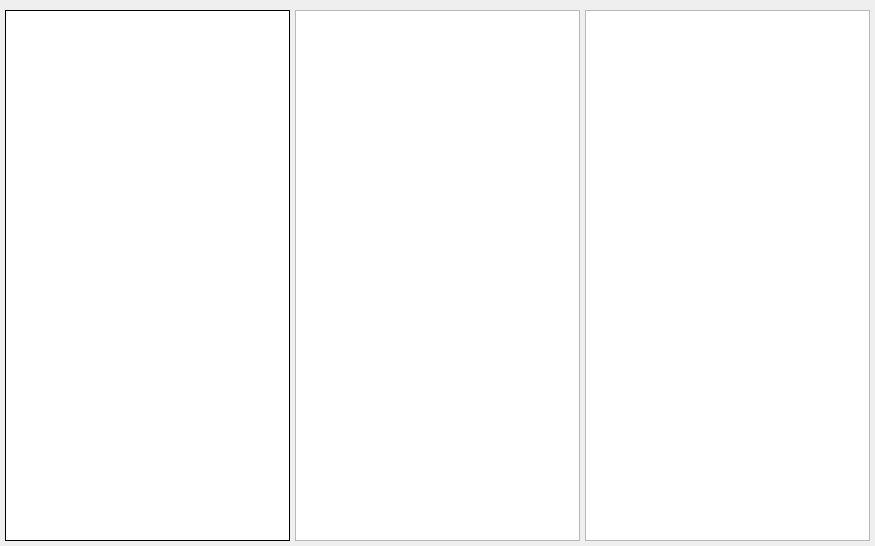
This is journalwidget.ui in vlarry/configurator as Qt 5 draws it before an edit. The edited form follows.
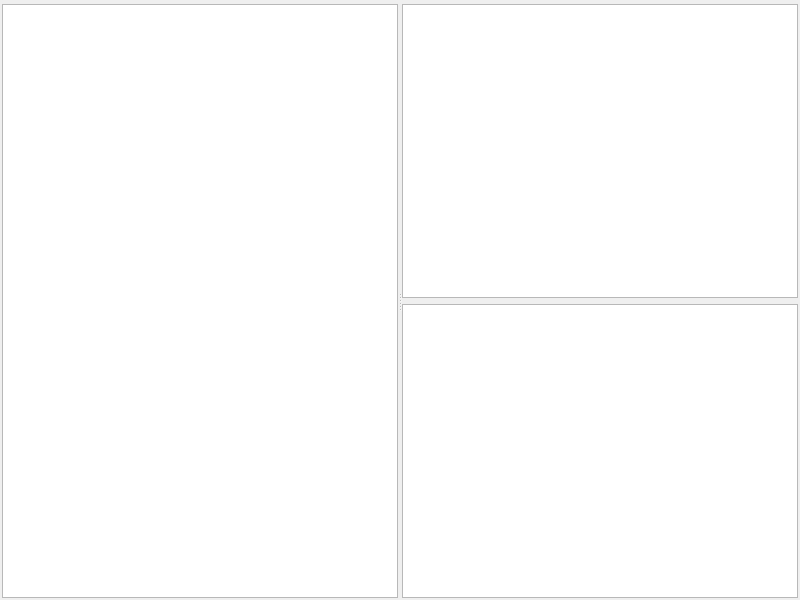
This is the edited form. Custom widgets are drawn as their Qt base class.

Commit message: Реализация чтения журнала уставок; Переработка виджета журналов (установлен splitter для удобного управления свойствами журнала - там где они есть); Редактирование файлов истории версий.

What changed in the file:
```diff
--- a/journalwidget.ui
+++ b/journalwidget.ui
@@ -6,68 +6,68 @@
    <rect>
     <x>0</x>
     <y>0</y>
-    <width>875</width>
-    <height>546</height>
+    <width>800</width>
+    <height>600</height>
    </rect>
   </property>
-  <property name="font">
-   <font>
-    <pointsize>9</pointsize>
-   </font>
+  <property name="sizePolicy">
+   <sizepolicy hsizetype="Expanding" vsizetype="Expanding">
+    <horstretch>0</horstretch>
+    <verstretch>0</verstretch>
+   </sizepolicy>
+  </property>
+  <property name="minimumSize">
+   <size>
+    <width>0</width>
+    <height>0</height>
+   </size>
   </property>
   <property name="windowTitle">
-   <string>Form</string>
+   <string>CJournalWidget</string>
   </property>
-  <layout class="QVBoxLayout" name="verticalLayout">
+  <layout class="QVBoxLayout" name="verticalLayout_2">
    <property name="spacing">
-    <number>5</number>
+    <number>2</number>
    </property>
    <property name="leftMargin">
-    <number>5</number>
+    <number>2</number>
    </property>
    <property name="topMargin">
-    <number>5</number>
+    <number>2</number>
    </property>
    <property name="rightMargin">
-    <number>5</number>
+    <number>2</number>
    </property>
    <property name="bottomMargin">
-    <number>5</number>
+    <number>2</number>
    </property>
    <item>
-    <widget class="CHeaderJournal" name="widgetJournalHeader" native="true"/>
+    <widget class="CHeaderJournal" name="widgetJournalHeader" native="true">
+     <property name="sizePolicy">
+      <sizepolicy hsizetype="Expanding" vsizetype="Fixed">
+       <horstretch>0</horstretch>
+       <verstretch>0</verstretch>
+      </sizepolicy>
+     </property>
+    </widget>
    </item>
    <item>
-    <layout class="QHBoxLayout" name="horizontalLayout">
-     <item>
-      <widget class="CJournalTable" name="tableWidgetJournal">
-       <property name="minimumSize">
-        <size>
-         <width>0</width>
-         <height>0</height>
-        </size>
-       </property>
-       <property name="maximumSize">
-        <size>
-         <width>16777215</width>
-         <height>16777215</height>
-        </size>
-       </property>
-       <property name="frameShape">
-        <enum>QFrame::Box</enum>
-       </property>
-       <property name="frameShadow">
-        <enum>QFrame::Plain</enum>
-       </property>
-      </widget>
-     </item>
-     <item>
-      <widget class="QTableWidget" name="tableWidgetPropertyHalfhourJournal"/>
-     </item>
-     <item>
-      <widget class="QListView" name="listViewPropertyCrashJournal"/>
-     </item>
-    </layout>
+    <widget class="QSplitter" name="splitter">
+     <property name="orientation">
+      <enum>Qt::Horizontal</enum>
+     </property>
+     <widget class="CJournalTable" name="tableWidgetJournal"/>
+     <widget class="QWidget" name="layoutWidget">
+      <layout class="QVBoxLayout" name="verticalLayout">
+       <item>
+        <widget class="QTableWidget" name="tableWidgetPropertyHalfhourJournal"/>
+       </item>
+       <item>
+        <widget class="QListView" name="listViewPropertyCrashJournal"/>
+       </item>
+      </layout>
+     </widget>
+    </widget>
    </item>
   </layout>
  </widget>
```
The commit also changes 8 other files.
